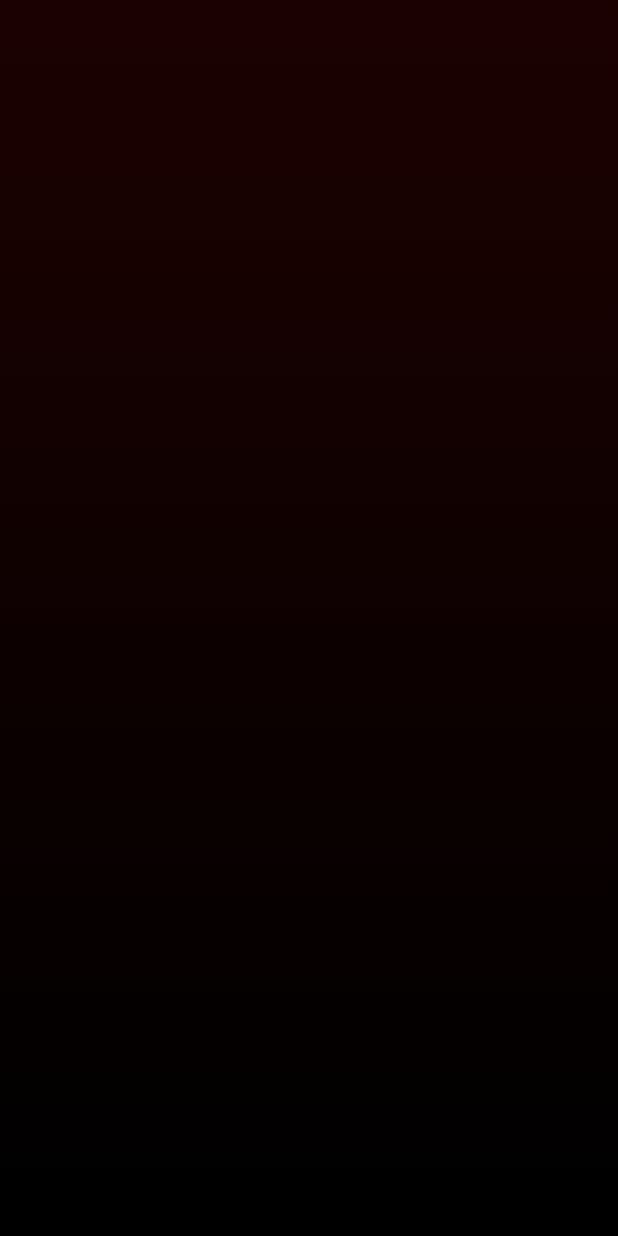
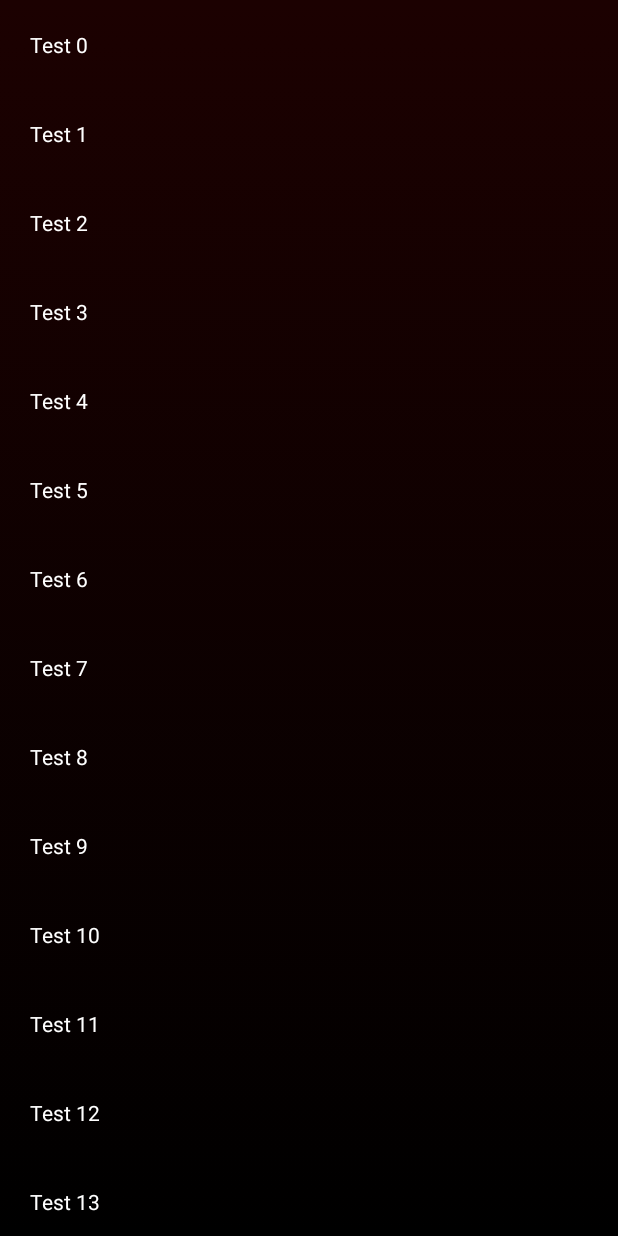
Before and after one commit to BilelHofer/MovieLibrary, an Android app: the screen it shows after launch (MainActivity), on a phone screen of 412 x 824 dp. Run offline under Robolectric (Android 15) with nearby library versions, the phone set to English and light mode, and no system bars.

Commit message:
Fonctionnement test de la recycleView

```diff
--- a/app/src/main/java/com/example/movielibrary/MainActivity.java
+++ b/app/src/main/java/com/example/movielibrary/MainActivity.java
@@ -1,6 +1,7 @@
 package com.example.movielibrary;
 
 import androidx.appcompat.app.AppCompatActivity;
+import androidx.recyclerview.widget.RecyclerView;
 
 import android.os.Bundle;
 
@@ -10,5 +11,6 @@ public class MainActivity extends AppCompatActivity {
     protected void onCreate(Bundle savedInstanceState) {
         super.onCreate(savedInstanceState);
         setContentView(R.layout.activity_main);
+
     }
 }
--- /dev/null
+++ b/app/src/main/java/com/example/movielibrary/MovieListAdapter.java
@@ -0,0 +1,67 @@
+package com.example.movielibrary;
+
+import android.view.LayoutInflater;
+import android.view.View;
+import android.view.ViewGroup;
+import android.widget.TextView;
+
+import androidx.recyclerview.widget.RecyclerView;
+
+public class MovieListAdapter extends RecyclerView.Adapter<MovieListAdapter.ListViewHolder> {
+    private String[] localDataSet;
+
+    /**
+     * Provide a reference to the type of views that you are using
+     * (custom ViewHolder)
+     */
+    public static class ListViewHolder extends RecyclerView.ViewHolder {
+        private final TextView filmTitle;
+
+        public ListViewHolder(View view) {
+            super(view);
+            // Define click listener for the ViewHolder's View
+
+            filmTitle = (TextView) view.findViewById(R.id.movie_item);
+        }
+
+        public TextView getFilmTitle() {
+            return filmTitle;
+        }
+    }
+
+
+    /**
+     * Initialize the dataset of the Adapter.
+     *
+     * @param dataSet String[] containing the data to populate views to be used
+     * by RecyclerView.
+     */
+    public MovieListAdapter(String[] dataSet) {
+        localDataSet = dataSet;
+    }
+
+    // Create new views (invoked by the layout manager)
+    @Override
+    public ListViewHolder onCreateViewHolder(ViewGroup viewGroup, int viewType) {
+        // Create a new view, which defines the UI of the list item
+        View view = LayoutInflater.from(viewGroup.getContext())
+                .inflate(R.layout.movie_list_item, viewGroup, false);
+
+        return new ListViewHolder(view);
+    }
+
+    // Replace the contents of a view (invoked by the layout manager)
+    @Override
+    public void onBindViewHolder(ListViewHolder viewHolder, final int position) {
+
+        // Get element from your dataset at this position and replace the
+        // contents of the view with that element
+        viewHolder.getFilmTitle().setText(localDataSet[position]);
+    }
+
+    // Return the size of your dataset (invoked by the layout manager)
+    @Override
+    public int getItemCount() {
+        return localDataSet.length;
+    }
+}
--- /dev/null
+++ b/app/src/main/java/com/example/movielibrary/MovieListFragment.java
@@ -0,0 +1,36 @@
+package com.example.movielibrary;
+
+import android.os.Bundle;
+
+import androidx.fragment.app.Fragment;
+import androidx.recyclerview.widget.RecyclerView;
+
+import android.view.LayoutInflater;
+import android.view.View;
+import android.view.ViewGroup;
+
+public class MovieListFragment extends Fragment {
+    private String[] datasetTest;
+
+    @Override
+    public View onCreateView(LayoutInflater inflater, ViewGroup container,
+                             Bundle savedInstanceState) {
+        // Inflate the layout for this fragment
+        View view = inflater.inflate(R.layout.fragment_movie_list, container, false);
+
+        RecyclerView recyclerView = view.findViewById(R.id.movie_list);
+
+        // Données de test
+        datasetTest = new String[1000];
+        for (int i = 0; i < datasetTest.length; i++) {
+            datasetTest[i] = "Test " + i;
+        }
+
+        // Utilisation de ListMovieAdapter
+        MovieListAdapter adapter = new MovieListAdapter(datasetTest);
+
+        recyclerView.setAdapter(adapter);
+
+        return view;
+    }
+}
--- a/app/src/main/res/layout/activity_main.xml
+++ b/app/src/main/res/layout/activity_main.xml
@@ -5,12 +5,12 @@
         android:layout_width="match_parent"
         android:layout_height="match_parent"
         android:background="@drawable/app_background"
+        android:id="@+id/main_layout"
         tools:context=".MainActivity">
 
-    <androidx.recyclerview.widget.RecyclerView
+    <androidx.fragment.app.FragmentContainerView
             android:layout_width="match_parent"
-            android:layout_height="match_parent"/>
-
-
-
+            android:layout_height="wrap_content"
+            android:name="com.example.movielibrary.MovieListFragment"
+            android:id="@+id/fragmentContainerView2" />
 </RelativeLayout>
--- /dev/null
+++ b/app/src/main/res/layout/fragment_movie_list.xml
@@ -0,0 +1,12 @@
+<?xml version="1.0" encoding="utf-8"?>
+<androidx.recyclerview.widget.RecyclerView xmlns:android="http://schemas.android.com/apk/res/android"
+        xmlns:tools="http://schemas.android.com/tools"
+        xmlns:app="http://schemas.android.com/apk/res-auto"
+        android:layout_width="match_parent"
+        android:layout_height="match_parent"
+        android:id="@+id/movie_list"
+        app:layoutManager="LinearLayoutManager"
+        tools:context=".MovieListFragment">
+
+
+</androidx.recyclerview.widget.RecyclerView>
--- /dev/null
+++ b/app/src/main/res/layout/movie_list_item.xml
@@ -0,0 +1,13 @@
+<?xml version="1.0" encoding="utf-8"?>
+<LinearLayout xmlns:android="http://schemas.android.com/apk/res/android"
+        android:orientation="vertical"
+        android:layout_width="match_parent"
+        android:layout_height="wrap_content"
+        android:padding="20dp">
+
+    <TextView
+            android:id="@+id/movie_item"
+            android:layout_width="match_parent"
+            android:layout_height="wrap_content"/>
+
+</LinearLayout>
--- a/app/src/main/res/values/strings.xml
+++ b/app/src/main/res/values/strings.xml
@@ -1,3 +1,5 @@
 <resources>
     <string name="app_name">Movie Library</string>
+    <!-- TODO: Remove or change this placeholder text -->
+    <string name="hello_blank_fragment">Hello blank fragment</string>
 </resources>
```
